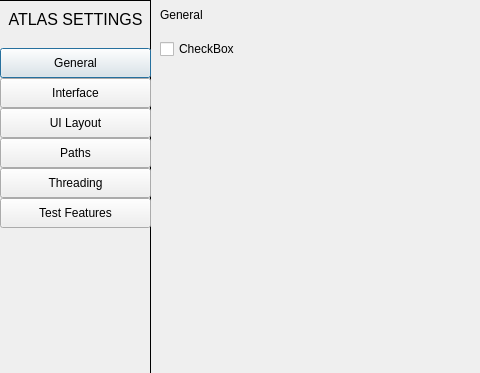
Old version of the form atlas/ui/dialog/SettingsDialog.ui in the repository KJNeko/Atlas; both pictures show x 0 to 480 and y 0 to 373 of the 1169 by 700 pixel window.
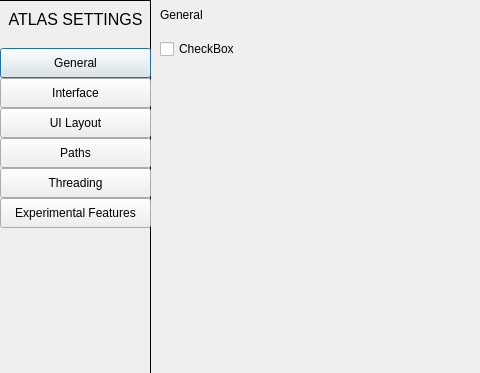
New version of the form. Icons and pictures are not drawn.

Commit message:
added fix for unused var warning. Fixed image scaling issue will Fill option
You have to crop the image when using fill option

Patch:
```diff
--- a/atlas/ui/dialog/SettingsDialog.ui
+++ b/atlas/ui/dialog/SettingsDialog.ui
@@ -210,7 +210,7 @@
             </size>
            </property>
            <property name="text">
-            <string>Test Features</string>
+            <string>Experimental Features</string>
            </property>
           </widget>
          </item>
```
Left out of the diff: 2 changed lines with no effect on the pictures. The commit also changes 2 other files.
